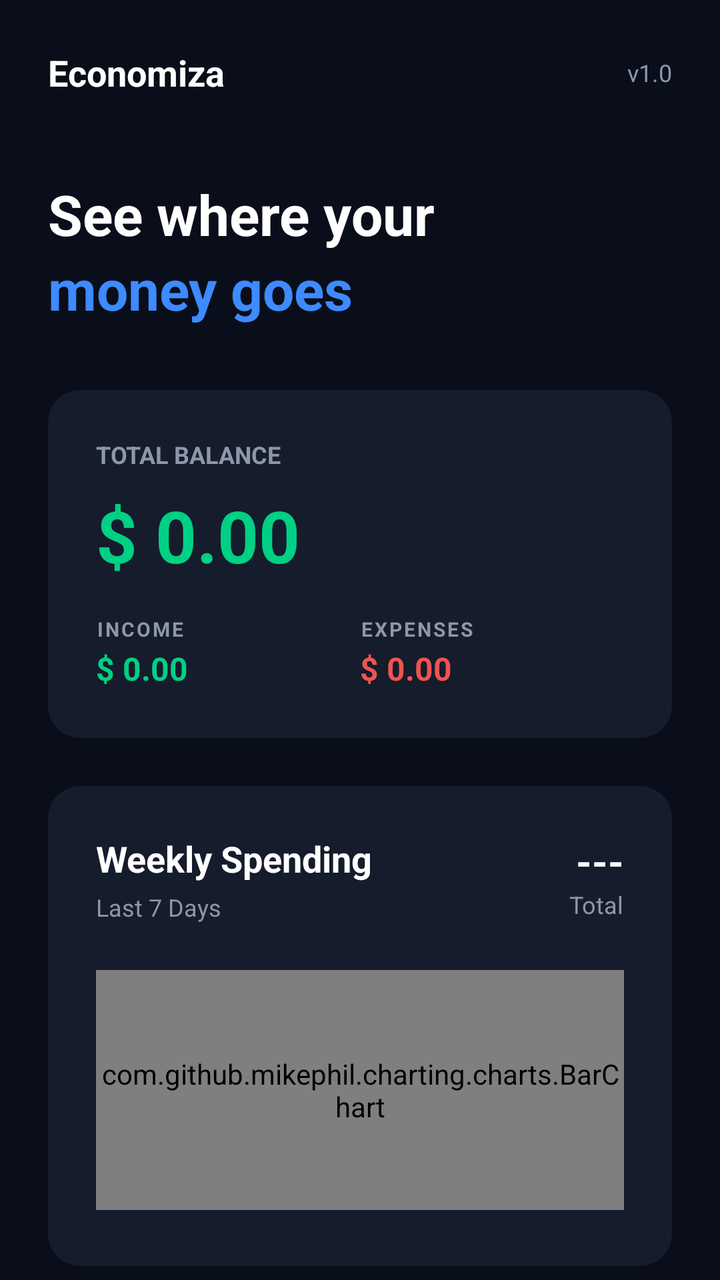
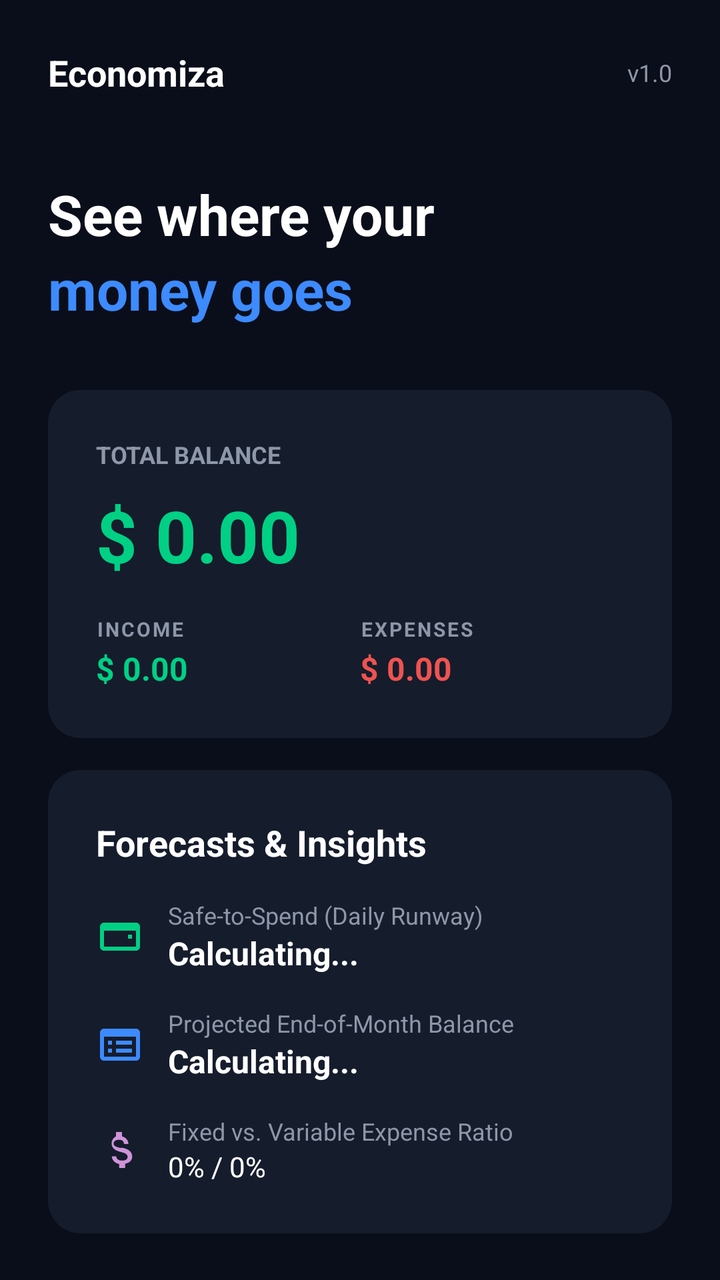

Compare the two renders of this Android layout. The source of the first and the diff that turns it into the second are given below.
<!-- AndroidManifest.xml: application theme Theme.Economiza -->
<!-- res/layout/fragment_dashboard.xml -->
<?xml version="1.0" encoding="utf-8"?>
<androidx.coordinatorlayout.widget.CoordinatorLayout xmlns:android="http://schemas.android.com/apk/res/android"
    xmlns:app="http://schemas.android.com/apk/res-auto"
    xmlns:tools="http://schemas.android.com/tools"
    android:layout_width="match_parent"
    android:layout_height="match_parent"
    android:background="@color/background_deep">

    <androidx.core.widget.NestedScrollView
        android:layout_width="match_parent"
        android:layout_height="match_parent">

        <androidx.constraintlayout.widget.ConstraintLayout
            android:layout_width="match_parent"
            android:layout_height="wrap_content"
            android:paddingBottom="100dp">

            
            <TextView
                android:id="@+id/txt_app_name"
                android:layout_width="wrap_content"
                android:layout_height="wrap_content"
                android:layout_marginStart="@dimen/margin_large"
                android:layout_marginTop="@dimen/margin_large"
                android:text="@string/app_name"
                android:textColor="@color/white"
                android:textSize="18sp"
                android:textStyle="bold"
                app:layout_constraintStart_toStartOf="parent"
                app:layout_constraintTop_toTopOf="parent" />

            <TextView
                android:id="@+id/txt_app_version"
                android:layout_width="wrap_content"
                android:layout_height="wrap_content"
                android:layout_marginEnd="@dimen/margin_large"
                android:text="v1.0"
                android:textColor="@color/text_secondary"
                android:textSize="12sp"
                app:layout_constraintBottom_toBottomOf="@id/txt_app_name"
                app:layout_constraintEnd_toEndOf="parent"
                app:layout_constraintTop_toTopOf="@id/txt_app_name" />

            
            <TextView
                android:id="@+id/txt_welcome"
                android:layout_width="wrap_content"
                android:layout_height="wrap_content"
                android:layout_marginStart="@dimen/margin_large"
                android:layout_marginTop="40dp"
                android:text="See where your"
                android:textColor="@color/white"
                android:textSize="28sp"
                android:textStyle="bold"
                app:layout_constraintStart_toStartOf="parent"
                app:layout_constraintTop_toBottomOf="@id/txt_app_name" />

            <TextView
                android:id="@+id/txt_welcome_blue"
                android:layout_width="wrap_content"
                android:layout_height="wrap_content"
                android:text="money goes"
                android:textColor="@color/primary_blue"
                android:textSize="28sp"
                android:textStyle="bold"
                app:layout_constraintStart_toStartOf="@id/txt_welcome"
                app:layout_constraintTop_toBottomOf="@id/txt_welcome" />

            
            <com.google.android.material.card.MaterialCardView
                android:id="@+id/card_balance"
                android:layout_width="match_parent"
                android:layout_height="wrap_content"
                android:layout_marginStart="@dimen/margin_large"
                android:layout_marginTop="32dp"
                android:layout_marginEnd="@dimen/margin_large"
                app:cardBackgroundColor="@color/card_background"
                app:cardCornerRadius="@dimen/card_corner_radius"
                app:cardElevation="@dimen/card_elevation"
                app:layout_constraintTop_toBottomOf="@id/txt_welcome_blue"
                app:strokeWidth="0dp">

                <androidx.constraintlayout.widget.ConstraintLayout
                    android:layout_width="match_parent"
                    android:layout_height="wrap_content"
                    android:padding="24dp">

                    <TextView
                        android:id="@+id/txt_balance_label"
                        android:layout_width="wrap_content"
                        android:layout_height="wrap_content"
                        android:text="TOTAL BALANCE"
                        android:textColor="@color/text_secondary"
                        android:textSize="12sp"
                        android:textStyle="bold"
                        app:layout_constraintStart_toStartOf="parent"
                        app:layout_constraintTop_toTopOf="parent" />

                    <TextView
                        android:id="@+id/txt_balance_value"
                        android:layout_width="wrap_content"
                        android:layout_height="wrap_content"
                        android:layout_marginTop="8dp"
                        android:text="$ 0.00"
                        android:textColor="@color/accent_green"
                        android:textSize="36sp"
                        android:textStyle="bold"
                        app:layout_constraintStart_toStartOf="parent"
                        app:layout_constraintTop_toBottomOf="@id/txt_balance_label" />

                    <LinearLayout
                        android:id="@+id/row_income_expense"
                        android:layout_width="match_parent"
                        android:layout_height="wrap_content"
                        android:layout_marginTop="16dp"
                        android:orientation="horizontal"
                        app:layout_constraintStart_toStartOf="parent"
                        app:layout_constraintTop_toBottomOf="@id/txt_balance_value">

                        <LinearLayout
                            android:layout_width="0dp"
                            android:layout_height="wrap_content"
                            android:layout_weight="1"
                            android:orientation="vertical">

                            <TextView
                                android:layout_width="wrap_content"
                                android:layout_height="wrap_content"
                                android:text="INCOME"
                                android:textColor="@color/text_secondary"
                                android:textSize="10sp"
                                android:textStyle="bold"
                                android:letterSpacing="0.1" />

                            <TextView
                                android:id="@+id/txt_income_value"
                                android:layout_width="wrap_content"
                                android:layout_height="wrap_content"
                                android:layout_marginTop="2dp"
                                android:text="$ 0.00"
                                android:textColor="@color/accent_green"
                                android:textSize="16sp"
                                android:textStyle="bold" />

                        </LinearLayout>

                        <LinearLayout
                            android:layout_width="0dp"
                            android:layout_height="wrap_content"
                            android:layout_weight="1"
                            android:orientation="vertical">

                            <TextView
                                android:layout_width="wrap_content"
                                android:layout_height="wrap_content"
                                android:text="EXPENSES"
                                android:textColor="@color/text_secondary"
                                android:textSize="10sp"
                                android:textStyle="bold"
                                android:letterSpacing="0.1" />

                            <TextView
                                android:id="@+id/txt_expense_value"
                                android:layout_width="wrap_content"
                                android:layout_height="wrap_content"
                                android:layout_marginTop="2dp"
                                android:text="$ 0.00"
                                android:textColor="#EF5350"
                                android:textSize="16sp"
                                android:textStyle="bold" />

                        </LinearLayout>

                    </LinearLayout>

                </androidx.constraintlayout.widget.ConstraintLayout>

            </com.google.android.material.card.MaterialCardView>


            
            <com.google.android.material.card.MaterialCardView
                android:id="@+id/card_spending"
                android:layout_width="match_parent"
                android:layout_height="240dp"
                android:layout_marginStart="@dimen/margin_large"
                android:layout_marginTop="@dimen/margin_large"
                android:layout_marginEnd="@dimen/margin_large"
                app:cardBackgroundColor="@color/card_background"
                app:cardCornerRadius="@dimen/card_corner_radius"
                app:cardElevation="@dimen/card_elevation"
                app:layout_constraintTop_toBottomOf="@id/card_balance"
                app:strokeWidth="0dp">

                <androidx.constraintlayout.widget.ConstraintLayout
                    android:layout_width="match_parent"
                    android:layout_height="match_parent"
                    android:padding="24dp">

                    <TextView
                        android:id="@+id/txt_spending_title"
                        android:layout_width="wrap_content"
                        android:layout_height="wrap_content"
                        android:text="Weekly Spending"
                        android:textColor="@color/white"
                        android:textSize="18sp"
                        android:textStyle="bold"
                        app:layout_constraintStart_toStartOf="parent"
                        app:layout_constraintTop_toTopOf="parent" />

                    <TextView
                        android:id="@+id/txt_spending_range"
                        android:layout_width="wrap_content"
                        android:layout_height="wrap_content"
                        android:layout_marginTop="4dp"
                        android:text="Last 7 Days"
                        android:textColor="@color/text_secondary"
                        android:textSize="12sp"
                        app:layout_constraintStart_toStartOf="parent"
                        app:layout_constraintTop_toBottomOf="@id/txt_spending_title" />

                    <TextView
                        android:id="@+id/txt_spending_total_val"
                        android:layout_width="wrap_content"
                        android:layout_height="wrap_content"
                        android:text="---"
                        android:textColor="@color/white"
                        android:textSize="20sp"
                        android:textStyle="bold"
                        app:layout_constraintEnd_toEndOf="parent"
                        app:layout_constraintTop_toTopOf="parent" />

                    <TextView
                        android:layout_width="wrap_content"
                        android:layout_height="wrap_content"
                        android:text="Total"
                        android:textColor="@color/text_secondary"
                        android:textSize="12sp"
                        app:layout_constraintEnd_toEndOf="parent"
                        app:layout_constraintTop_toBottomOf="@id/txt_spending_total_val" />

            
                    <com.github.mikephil.charting.charts.BarChart
                        android:id="@+id/bar_chart"
                        android:layout_width="match_parent"
                        android:layout_height="120dp"
                        android:layout_marginBottom="4dp"
                        app:layout_constraintBottom_toBottomOf="parent" />

                </androidx.constraintlayout.widget.ConstraintLayout>

            </com.google.android.material.card.MaterialCardView>

            
            <com.google.android.material.card.MaterialCardView
                android:id="@+id/card_pie"
                android:layout_width="match_parent"
                android:layout_height="wrap_content"
                android:layout_marginStart="@dimen/margin_large"
                android:layout_marginTop="@dimen/margin_large"
                android:layout_marginEnd="@dimen/margin_large"
                app:cardBackgroundColor="@color/card_background"
                app:cardCornerRadius="@dimen/card_corner_radius"
                app:cardElevation="@dimen/card_elevation"
                app:layout_constraintTop_toBottomOf="@id/card_spending"
                app:strokeWidth="0dp">

                <LinearLayout
                    android:layout_width="match_parent"
                    android:layout_height="wrap_content"
                    android:orientation="vertical"
                    android:padding="24dp">

                    <TextView
                        android:layout_width="wrap_content"
                        android:layout_height="wrap_content"
                        android:text="Spending by Category"
                        android:textColor="@color/white"
                        android:textSize="18sp"
                        android:textStyle="bold" />

                    <com.github.mikephil.charting.charts.PieChart
                        android:id="@+id/pie_chart"
                        android:layout_width="match_parent"
                        android:layout_height="240dp"
                        android:layout_marginTop="12dp" />

                </LinearLayout>

            </com.google.android.material.card.MaterialCardView>


        </androidx.constraintlayout.widget.ConstraintLayout>

    </androidx.core.widget.NestedScrollView>

</androidx.coordinatorlayout.widget.CoordinatorLayout>
<!-- resources referenced by this layout -->
<resources>
  <color name="accent_green">#00D084</color>
  <color name="background_deep">#0A0E1A</color>
  <color name="card_background">#151C2C</color>
  <color name="primary_blue">#3D8BFF</color>
  <color name="text_secondary">#8E97A8</color>
  <color name="white">#FFFFFFFF</color>
  <dimen name="card_corner_radius">16dp</dimen>
  <dimen name="card_elevation">0dp</dimen>
  <dimen name="margin_large">24dp</dimen>
  <string name="app_name">Economiza</string>
  <style name="Theme.Economiza" parent="Base.Theme.Economiza" />
  <style name="Base.Theme.Economiza" parent="Theme.Material3.DayNight.NoActionBar">
          
          <item name="colorPrimary">@color/colorPrimary</item>
          <item name="colorOnPrimary">@color/colorOnPrimary</item>
          <item name="colorPrimaryContainer">@color/colorPrimaryContainer</item>
          <item name="colorOnPrimaryContainer">@color/colorOnPrimaryContainer</item>
          
          
          <item name="colorSecondary">@color/colorSecondary</item>
          <item name="colorOnSecondary">@color/colorOnSecondary</item>
          
          
          <item name="android:statusBarColor">?attr/colorPrimary</item>
          
          <item name="android:colorBackground">@color/colorBackground</item>
          <item name="colorOnBackground">@color/colorOnBackground</item>
          
          
          <item name="colorSurface">@color/colorSurface</item>
          <item name="colorOnSurface">@color/colorOnSurface</item>
          
          
          <item name="colorError">@color/colorError</item>
          <item name="colorOnError">@color/colorOnError</item>
          
          
          <item name="materialButtonStyle">@style/Widget.Economiza.Button</item>
      </style>
  <color name="colorPrimary">#09814A</color>
  <color name="colorOnPrimary">#FFFFFF</color>
  <color name="colorPrimaryContainer">#8DF7B4</color>
  <color name="colorOnPrimaryContainer">#00210E</color>
  <color name="colorSecondary">#036666</color>
  <color name="colorOnSecondary">#FFFFFF</color>
  <color name="colorBackground">#F8F9FA</color>
  <color name="colorOnBackground">#1A1C18</color>
  <color name="colorSurface">#FFFFFF</color>
  <color name="colorOnSurface">#1A1C18</color>
  <color name="colorError">#BA1A1A</color>
  <color name="colorOnError">#FFFFFF</color>
  <style name="Widget.Economiza.Button" parent="Widget.Material3.Button">
          <item name="android:stateListAnimator">@drawable/button_state_list_anim</item>
      </style>
  <!-- unchanged entries left out for length: 1 -->
</resources>

<!-- the commit's change to res/layout/fragment_dashboard.xml (unified diff, before → after) -->
@@ -177,6 +177,157 @@
 
             </com.google.android.material.card.MaterialCardView>
 
+            
+            <com.google.android.material.card.MaterialCardView
+                android:id="@+id/card_forecasts"
+                android:layout_width="match_parent"
+                android:layout_height="wrap_content"
+                android:layout_marginStart="@dimen/margin_large"
+                android:layout_marginTop="16dp"
+                android:layout_marginEnd="@dimen/margin_large"
+                app:cardBackgroundColor="@color/card_background"
+                app:cardCornerRadius="@dimen/card_corner_radius"
+                app:cardElevation="@dimen/card_elevation"
+                app:layout_constraintTop_toBottomOf="@id/card_balance"
+                app:strokeWidth="0dp">
+
+                <LinearLayout
+                    android:layout_width="match_parent"
+                    android:layout_height="wrap_content"
+                    android:orientation="vertical"
+                    android:padding="24dp">
+
+                    <TextView
+                        android:layout_width="wrap_content"
+                        android:layout_height="wrap_content"
+                        android:text="Forecasts &amp; Insights \uD83D\uDD2E"
+                        android:textColor="@color/white"
+                        android:textSize="18sp"
+                        android:textStyle="bold" />
+
+                    
+                    <LinearLayout
+                        android:layout_width="match_parent"
+                        android:layout_height="wrap_content"
+                        android:layout_marginTop="16dp"
+                        android:orientation="horizontal"
+                        android:gravity="center_vertical">
+                        
+                        <ImageView
+                            android:layout_width="24dp"
+                            android:layout_height="24dp"
+                            android:src="@drawable/ic_piggy_bank"
+                            app:tint="@color/accent_green" />
+                            
+                        <LinearLayout
+                            android:layout_width="0dp"
+                            android:layout_height="wrap_content"
+                            android:layout_weight="1"
+                            android:layout_marginStart="12dp"
+                            android:orientation="vertical">
+                            <TextView
+                                android:layout_width="wrap_content"
+                                android:layout_height="wrap_content"
+                                android:text="Safe-to-Spend (Daily Runway)"
+                                android:textColor="@color/text_secondary"
+                                android:textSize="12sp" />
+                            <TextView
+                                android:id="@+id/txt_forecast_safe_spend"
+                                android:layout_width="wrap_content"
+                                android:layout_height="wrap_content"
+                                android:text="Calculating..."
+                                android:textColor="@color/white"
+                                android:textSize="16sp"
+                                android:textStyle="bold" />
+                        </LinearLayout>
+                    </LinearLayout>
+
+                    
+                    <LinearLayout
+                        android:layout_width="match_parent"
+                        android:layout_height="wrap_content"
+                        android:layout_marginTop="16dp"
+                        android:orientation="horizontal"
+                        android:gravity="center_vertical">
+                        
+                        <ImageView
+                            android:layout_width="24dp"
+                            android:layout_height="24dp"
+                            android:src="@drawable/ic_transactions" 
+                            app:tint="@color/primary_blue" />
+                            
+                        <LinearLayout
+                            android:layout_width="0dp"
+                            android:layout_height="wrap_content"
+                            android:layout_weight="1"
+                            android:layout_marginStart="12dp"
+                            android:orientation="vertical">
+                            <TextView
+                                android:layout_width="wrap_content"
+                                android:layout_height="wrap_content"
+                                android:text="Projected End-of-Month Balance"
+                                android:textColor="@color/text_secondary"
+                                android:textSize="12sp" />
+                            <TextView
+                                android:id="@+id/txt_forecast_end_balance"
+                                android:layout_width="wrap_content"
+                                android:layout_height="wrap_content"
+                                android:text="Calculating..."
+                                android:textColor="@color/white"
+                                android:textSize="16sp"
+                                android:textStyle="bold" />
+                        </LinearLayout>
+                    </LinearLayout>
+
+                    
+                    <LinearLayout
+                        android:layout_width="match_parent"
+                        android:layout_height="wrap_content"
+                        android:layout_marginTop="16dp"
+                        android:orientation="horizontal"
+                        android:gravity="center_vertical">
+                        
+                        <ImageView
+                            android:layout_width="24dp"
+                            android:layout_height="24dp"
+                            android:src="@drawable/ic_budget"
+                            app:tint="#CE93D8" />
+                            
+                        <LinearLayout
+                            android:layout_width="0dp"
+                            android:layout_height="wrap_content"
+                            android:layout_weight="1"
+                            android:layout_marginStart="12dp"
+                            android:orientation="vertical">
+                            <TextView
+                                android:layout_width="wrap_content"
+                                android:layout_height="wrap_content"
+                                android:text="Fixed vs. Variable Expense Ratio"
+                                android:textColor="@color/text_secondary"
+                                android:textSize="12sp" />
+                            <TextView
+                                android:id="@+id/txt_forecast_ratio"
+                                android:layout_width="wrap_content"
+                                android:layout_height="wrap_content"
+                                android:text="0% / 0%"
+                                android:textColor="@color/white"
+                                android:textSize="14sp" />
+                        </LinearLayout>
+                    </LinearLayout>
+
+                    
+                    <LinearLayout
+                        android:id="@+id/container_burn_rate_warnings"
+                        android:layout_width="match_parent"
+                        android:layout_height="wrap_content"
+                        android:layout_marginTop="16dp"
+                        android:orientation="vertical"
+                        android:visibility="gone">
+                    </LinearLayout>
+
+                </LinearLayout>
+
+            </com.google.android.material.card.MaterialCardView>
 
             
             <com.google.android.material.card.MaterialCardView
@@ -189,7 +340,7 @@
                 app:cardBackgroundColor="@color/card_background"
                 app:cardCornerRadius="@dimen/card_corner_radius"
                 app:cardElevation="@dimen/card_elevation"
-                app:layout_constraintTop_toBottomOf="@id/card_balance"
+                app:layout_constraintTop_toBottomOf="@id/card_forecasts"
                 app:strokeWidth="0dp">
 
                 <androidx.constraintlayout.widget.ConstraintLayout
<!-- resource entries referenced after the edit -->
@@ -9,6 +9,30 @@
   <dimen name="card_corner_radius">16dp</dimen>
   <dimen name="card_elevation">0dp</dimen>
   <dimen name="margin_large">24dp</dimen>
+  <!-- drawable ic_budget (drawable) -->
+  <vector xmlns:android="http://schemas.android.com/apk/res/android"
+      android:width="24dp" android:height="24dp"
+      android:viewportWidth="24" android:viewportHeight="24">
+      <path android:fillColor="#000000"
+          android:pathData="M11.8,10.9c-2.27,-0.59 -3,-1.2 -3,-2.15 0,-1.09 1.01,-1.85 2.7,-1.85 1.78,0 2.44,0.85 2.5,2.1h2.21c-0.07,-1.72 -1.12,-3.3 -3.21,-3.81V3h-3v2.16C9.2,5.61 7.8,6.7 7.8,8.75c0,2.45 2.03,3.67 5,4.34 2.5,0.6 3,1.48 3,2.41 0,0.69 -0.49,1.79 -2.7,1.79 -2.06,0 -2.87,-0.92 -2.98,-2.1h-2.2c0.12,2.19 1.76,3.42 3.68,3.83V21h3v-2.15c1.95,-0.37 3.5,-1.5 3.5,-3.55 0,-2.84 -2.43,-3.81 -4.7,-4.4z"/>
+  </vector>
+  <!-- drawable ic_piggy_bank (drawable) -->
+  <vector xmlns:android="http://schemas.android.com/apk/res/android"
+      android:width="24dp"
+      android:height="24dp"
+      android:viewportWidth="24"
+      android:viewportHeight="24">
+      <path
+          android:fillColor="#000000"
+          android:pathData="M2,7v10c0,1.1 0.9,2 2,2h16c1.1,0 2,-0.9 2,-2L22,7c0,-1.1 -0.9,-2 -2,-2L4,5c-1.1,0 -2,0.9 -2,2zM20,17L4,17L4,9h16v8zM16,11h2v2h-2z" />
+  </vector>
+  <!-- drawable ic_transactions (drawable) -->
+  <vector xmlns:android="http://schemas.android.com/apk/res/android"
+      android:width="24dp" android:height="24dp"
+      android:viewportWidth="24" android:viewportHeight="24">
+      <path android:fillColor="#000000"
+          android:pathData="M20,4H4C2.9,4 2,4.9 2,6v12c0,1.1 0.9,2 2,2h16c1.1,0 2,-0.9 2,-2V6C22,4.9 21.1,4 20,4zM20,18H4V8h16V18zM6,10h2v2H6zm0,4h2v2H6zm4,-4h8v2h-8zm0,4h8v2h-8z"/>
+  </vector>
   <string name="app_name">Economiza</string>
   <style name="Theme.Economiza" parent="Base.Theme.Economiza" />
   <style name="Base.Theme.Economiza" parent="Theme.Material3.DayNight.NoActionBar">
